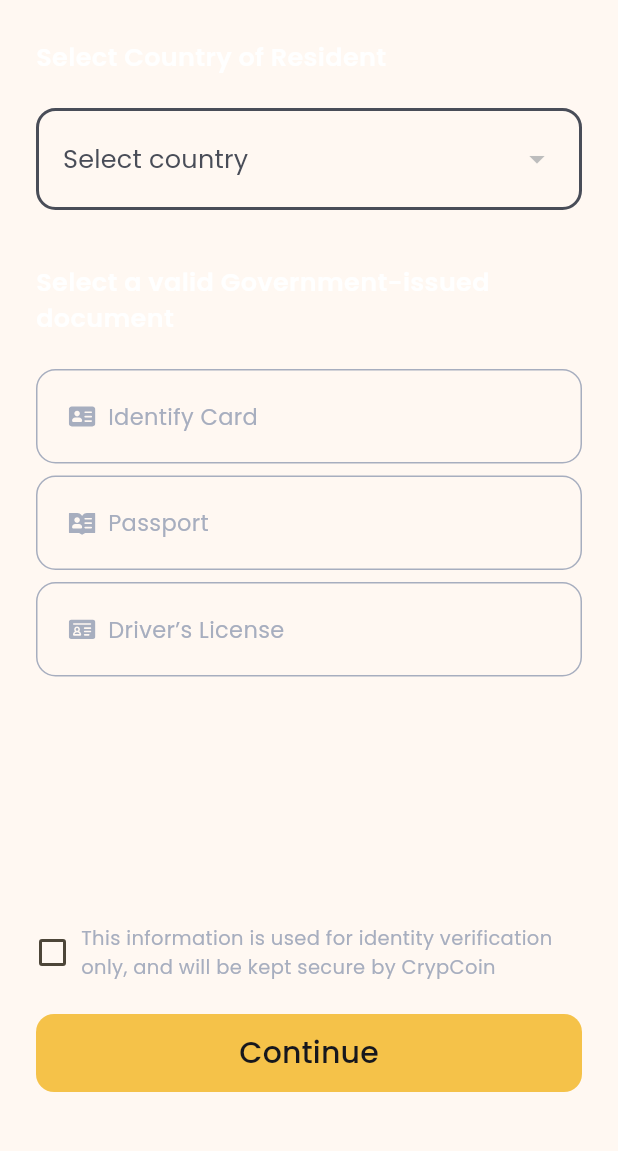
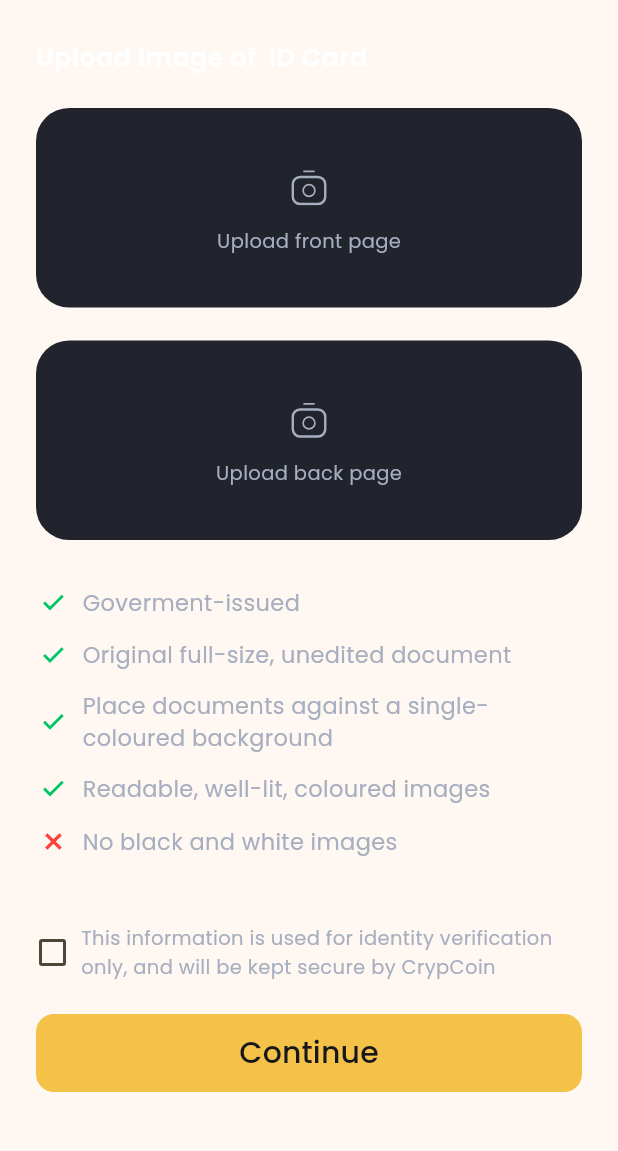
Before and after one commit to LuuNgocLan/fox-crypto-ui, a Flutter app: the AccountVerificationPage screen opened by its route, after a tap on "Continue", on a phone screen of 412 x 824 dp, the part 84-1235 px from its top. Run offline on Flutter 3.47's test engine with Material 2 defaults, Android fonts, the light colour scheme and no system bars; our stand-ins replace flutter_svg, smooth_page_indicator.

Commit message:
feat: add ui verification step 2

```diff
--- a/lib/config/app_images.dart
+++ b/lib/config/app_images.dart
@@ -18,4 +18,7 @@ class AppImages {
   static const icIdentityCard = '$path/ic_identity_card.svg';
   static const icPassport = '$path/ic_passport.svg';
   static const icDrivenLicense = '$path/ic_driven_license.svg';
+  static const icCheck = '$path/ic_check.svg';
+  static const icWrong = '$path/ic_wrong.svg';
+  static const icCamera = '$path/ic_camera.svg';
 }
--- a/lib/l10n/intl_en.arb
+++ b/lib/l10n/intl_en.arb
@@ -39,5 +39,14 @@
     "passport": "Passport",
     "driver_license": "Driver’s License",
     "verify_account_checkbox": "This information is used for identity verification only, and will be kept secure by CrypCoin",
-    "continue_action": "Continue"
+    "continue_action": "Continue",
+    "upload_image_of_id_card": "Upload Image of  ID Card",
+    "upload_front_page": "Upload front page",
+    "upload_back_page": "Upload back page",
+    "goverment_issued": "Goverment-issued",
+    "original_full_size_unedited_document": "Original full-size, unedited document",
+    "place_documents_against_a_single_coloured_background": "Place documents against a single-coloured background",
+    "readable_well_lit_coloured_images": "Readable, well-lit, coloured images",
+    "no_black_and_white_images": "No black and white images",
+    "no_edited_or_expired_documents": "No edited or expired documents"
 }
--- a/lib/routes/routes.dart
+++ b/lib/routes/routes.dart
@@ -1,6 +1,7 @@
 import 'package:flutter/material.dart';
 import 'package:fox_crypto_ui/screens/account_verification/account_verification_page.dart';
 import 'package:fox_crypto_ui/screens/account_verification/completed_screen.dart';
+import 'package:fox_crypto_ui/screens/account_verification/upload_document_page.dart';
 import 'package:fox_crypto_ui/screens/get_started/get_started_page.dart';
 import 'package:fox_crypto_ui/screens/home/home_page.dart';
 import 'package:fox_crypto_ui/screens/login/login_page.dart';
@@ -31,7 +32,7 @@ class Routes {
     verificationCode: (BuildContext context) => const VerificationCodePage(),
     accountVerifyStep1: (BuildContext context) =>
         const AccountVerificationPage(),
-    accountVerifyStep2: (BuildContext context) => const SignUpPage(),
+    accountVerifyStep2: (BuildContext context) => const UploadDocumentPage(),
     accountVerifyStep3: (BuildContext context) => const SignUpPage(),
     completed: (BuildContext context) => const CompletedScreen(),
     home: (BuildContext context) => const HomePage(),
--- a/lib/screens/account_verification/account_verification_page.dart
+++ b/lib/screens/account_verification/account_verification_page.dart
@@ -3,6 +3,7 @@ import 'package:fox_crypto_ui/config/app_colors.dart';
 import 'package:fox_crypto_ui/config/app_text_style.dart';
 import 'package:fox_crypto_ui/data/data_source.dart';
 import 'package:fox_crypto_ui/generated/l10n.dart';
+import 'package:fox_crypto_ui/routes/routes.dart';
 import 'package:fox_crypto_ui/screens/account_verification/widgets/document_option.dart';
 import 'package:fox_crypto_ui/shared_view/common_app_bar.dart';
 import 'package:fox_crypto_ui/shared_view/common_button.dart';
@@ -78,7 +79,9 @@ class _AccountVerificationPage extends State<AccountVerificationPage> {
               const SizedBox(height: 22.0),
               CommonButton(
                 label: S.current.continue_action,
-                onAction: () {},
+                onAction: () {
+                  Navigator.pushNamed(context, Routes.accountVerifyStep2);
+                },
               ),
               const SizedBox(height: 40.0),
             ],
--- /dev/null
+++ b/lib/screens/account_verification/upload_document_page.dart
@@ -0,0 +1,191 @@
+import 'package:flutter/material.dart';
+import 'package:flutter_svg/svg.dart';
+import 'package:fox_crypto_ui/config/app_colors.dart';
+import 'package:fox_crypto_ui/config/app_images.dart';
+import 'package:fox_crypto_ui/config/app_text_style.dart';
+import 'package:fox_crypto_ui/generated/l10n.dart';
+import 'package:fox_crypto_ui/shared_view/common_app_bar.dart';
+import 'package:fox_crypto_ui/shared_view/common_button.dart';
+import 'package:fox_crypto_ui/shared_view/common_checkbox.dart';
+
+enum CameraFace {
+  front,
+  back,
+}
+
+class UploadDocumentPage extends StatefulWidget {
+  const UploadDocumentPage({super.key});
+
+  @override
+  State<StatefulWidget> createState() {
+    return _UploadDocumentPage();
+  }
+}
+
+class _UploadDocumentPage extends State<UploadDocumentPage> {
+  List<Rule> rules = [
+    Rule(imagePath: AppImages.icCheck, content: S.current.goverment_issued),
+    Rule(
+        imagePath: AppImages.icCheck,
+        content: S.current.original_full_size_unedited_document),
+    Rule(
+        imagePath: AppImages.icCheck,
+        content:
+            S.current.place_documents_against_a_single_coloured_background),
+    Rule(
+        imagePath: AppImages.icCheck,
+        content: S.current.readable_well_lit_coloured_images),
+    Rule(
+        imagePath: AppImages.icWrong,
+        content: S.current.no_black_and_white_images),
+    Rule(
+        imagePath: AppImages.icWrong,
+        content: S.current.no_edited_or_expired_documents),
+  ];
+
+  @override
+  void initState() {
+    super.initState();
+  }
+
+  @override
+  Widget build(BuildContext context) {
+    return SafeArea(
+      child: Scaffold(
+        appBar: CommonAppBar(
+          title: S.current.verify_account,
+          onBack: () {
+            Navigator.pop(context);
+          },
+        ),
+        body: Stack(
+          alignment: Alignment.bottomCenter,
+          children: [
+            Container(
+              height: double.infinity,
+              padding:
+                  const EdgeInsets.only(left: 24.0, right: 24.0, bottom: 180.0),
+              child: SingleChildScrollView(
+                child: Column(
+                  mainAxisAlignment: MainAxisAlignment.start,
+                  crossAxisAlignment: CrossAxisAlignment.start,
+                  children: [
+                    const SizedBox(height: 26.0),
+                    Text(
+                      S.current.upload_image_of_id_card,
+                      style: const TextStyle(
+                          fontFamily: AppTextStyle.poppinsSemiBold,
+                          fontSize: 17.0,
+                          color: Colors.white),
+                    ),
+                    const SizedBox(height: 22.0),
+                    _cameraFace(CameraFace.front),
+                    const SizedBox(height: 22.0),
+                    _cameraFace(CameraFace.back),
+                    const SizedBox(height: 30.0),
+                    ListView(
+                      shrinkWrap: true,
+                      children: [
+                        ...rules
+                            .map((e) => Padding(
+                                  padding: const EdgeInsets.only(bottom: 12.0),
+                                  child: Row(
+                                    crossAxisAlignment:
+                                        CrossAxisAlignment.center,
+                                    children: [
+                                      SvgPicture.asset(e.imagePath),
+                                      const SizedBox(width: 8.0),
+                                      Expanded(
+                                        child: Text(
+                                          e.content,
+                                          style: const TextStyle(
+                                            fontFamily:
+                                                AppTextStyle.poppinsRegular,
+                                            color: AppColors.placeHolder,
+                                            fontSize: 15.0,
+                                          ),
+                                        ),
+                                      )
+                                    ],
+                                  ),
+                                ))
+                            .toList(),
+                      ],
+                    ),
+                  ],
+                ),
+              ),
+            ),
+            _buildBottomArea(),
+          ],
+        ),
+      ),
+    );
+  }
+
+  Container _buildBottomArea() {
+    return Container(
+      alignment: Alignment.bottomCenter,
+      padding: const EdgeInsets.symmetric(horizontal: 24.0),
+      child: Column(
+        mainAxisSize: MainAxisSize.min,
+        children: [
+          CommonCheckbox(
+            content: Text(
+              S.current.verify_account_checkbox,
+              style: const TextStyle(
+                fontFamily: AppTextStyle.poppinsRegular,
+                fontSize: 13.0,
+                color: AppColors.placeHolder,
+              ),
+            ),
+            onPressed: (value) {},
+          ),
+          const SizedBox(height: 22.0),
+          CommonButton(
+            label: S.current.continue_action,
+            onAction: () {},
+          ),
+          const SizedBox(height: 40.0),
+        ],
+      ),
+    );
+  }
+
+  Widget _cameraFace(CameraFace type) {
+    return Container(
+      width: double.infinity,
+      height: 133.0,
+      decoration: BoxDecoration(
+        color: AppColors.secondary,
+        borderRadius: BorderRadius.circular(22.0),
+      ),
+      child: Center(
+        child: Column(
+          crossAxisAlignment: CrossAxisAlignment.center,
+          mainAxisAlignment: MainAxisAlignment.center,
+          children: [
+            SvgPicture.asset(AppImages.icCamera),
+            const SizedBox(height: 8.0),
+            Text(
+              type == CameraFace.front
+                  ? S.current.upload_front_page
+                  : S.current.upload_back_page,
+              style: const TextStyle(
+                fontFamily: AppTextStyle.poppinsRegular,
+                color: AppColors.placeHolder,
+                fontSize: 13.0,
+              ),
+            )
+          ],
+        ),
+      ),
+    );
+  }
+}
+
+class Rule {
+  final String imagePath;
+  final String content;
+  Rule({required this.imagePath, required this.content});
+}
```
Also changed, not shown: assets/images/ic_camera.svg (added), assets/images/ic_check.svg (added), assets/images/ic_wrong.svg (added), lib/generated/intl/messages_en.dart, lib/generated/l10n.dart.
